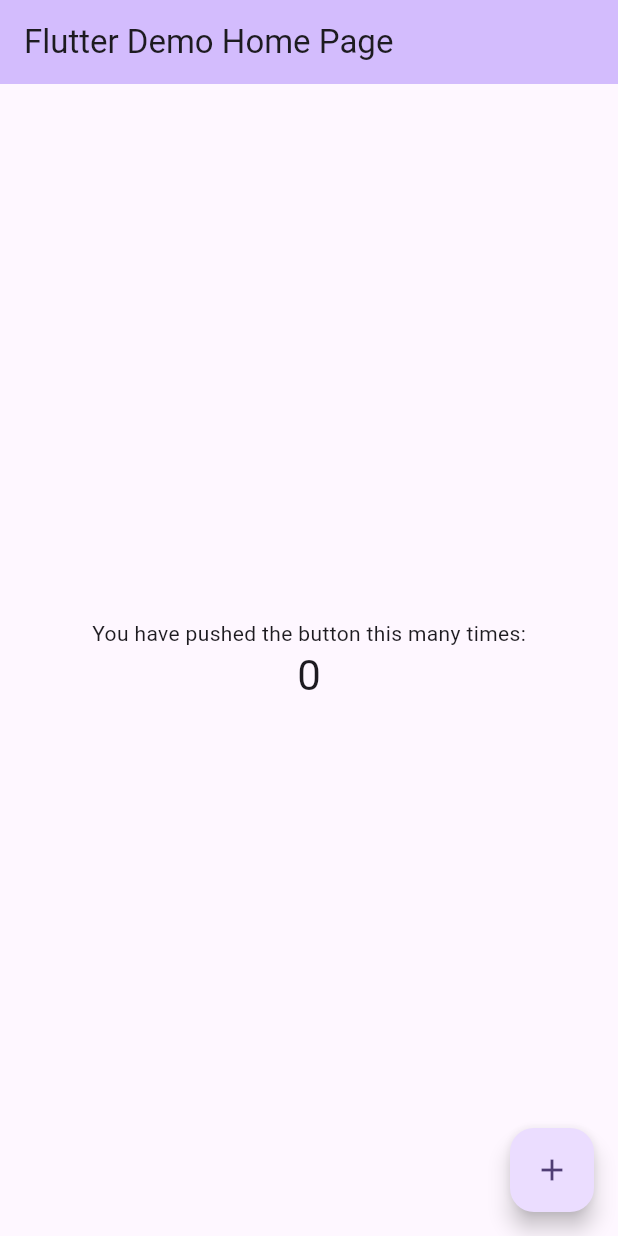
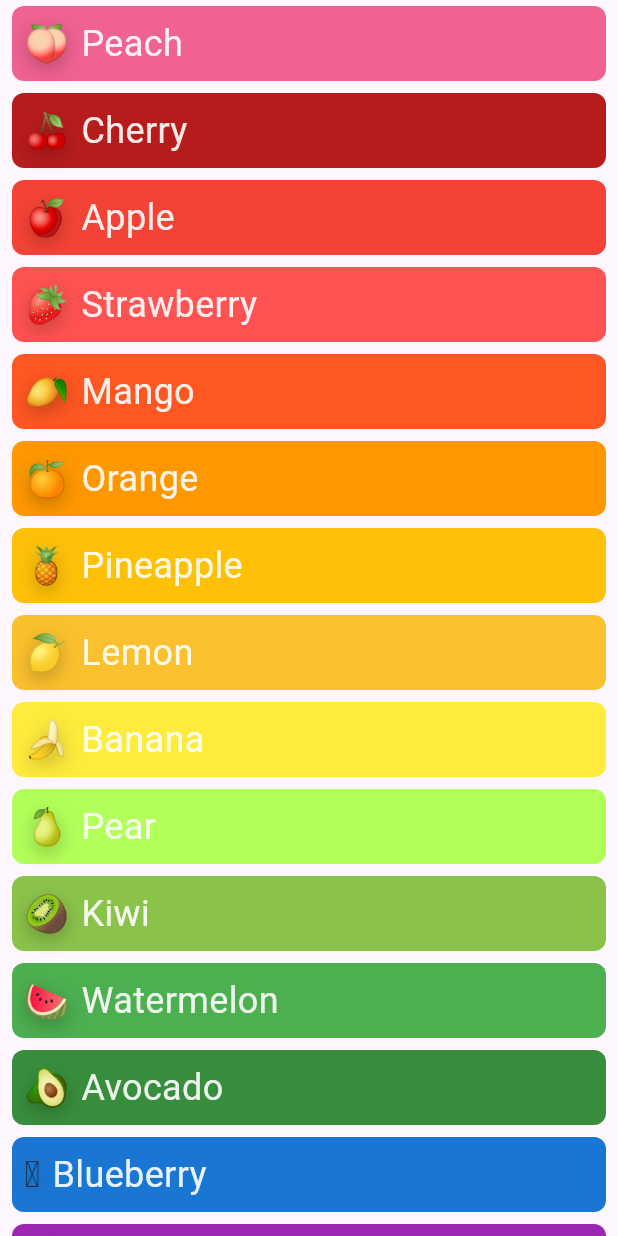
Before and after one commit to EXXETA/flutter_shake_to_report, a Flutter app: the screen it shows after launch, on a phone screen of 412 x 824 dp. Run offline on Flutter 3.47's test engine with Material 3 defaults, Android fonts, the phone set to English and light mode, and no system bars.

Commit message:
[ADD] scaffold with fruits list view
Signed-off-by: Jonas Klock <jonas.klock@exxeta.com>

```diff
--- a/lib/main.dart
+++ b/lib/main.dart
@@ -1,4 +1,5 @@
 import 'package:flutter/material.dart';
+import 'package:shake_to_report_barrier/features/shake_to_report.dart';
 
 void main() {
   runApp(const MyApp());
@@ -7,116 +8,107 @@ void main() {
 class MyApp extends StatelessWidget {
   const MyApp({super.key});
 
-  // This widget is the root of your application.
   @override
   Widget build(BuildContext context) {
     return MaterialApp(
       title: 'Flutter Demo',
       theme: ThemeData(
-        // This is the theme of your application.
-        //
-        // TRY THIS: Try running your application with "flutter run". You'll see
-        // the application has a purple toolbar. Then, without quitting the app,
-        // try changing the seedColor in the colorScheme below to Colors.green
-        // and then invoke "hot reload" (save your changes or press the "hot
-        // reload" button in a Flutter-supported IDE, or press "r" if you used
-        // the command line to start the app).
-        //
-        // Notice that the counter didn't reset back to zero; the application
-        // state is not lost during the reload. To reset the state, use hot
-        // restart instead.
-        //
-        // This works for code too, not just values: Most code changes can be
-        // tested with just a hot reload.
         colorScheme: ColorScheme.fromSeed(seedColor: Colors.deepPurple),
       ),
-      home: const MyHomePage(title: 'Flutter Demo Home Page'),
+      home: const ShakeToReportHome(),
     );
   }
 }
 
-class MyHomePage extends StatefulWidget {
-  const MyHomePage({super.key, required this.title});
-
-  // This widget is the home page of your application. It is stateful, meaning
-  // that it has a State object (defined below) that contains fields that affect
-  // how it looks.
-
-  // This class is the configuration for the state. It holds the values (in this
-  // case the title) provided by the parent (in this case the App widget) and
-  // used by the build method of the State. Fields in a Widget subclass are
-  // always marked "final".
-
-  final String title;
-
-  @override
-  State<MyHomePage> createState() => _MyHomePageState();
-}
-
-class _MyHomePageState extends State<MyHomePage> {
-  int _counter = 0;
-
-  void _incrementCounter() {
-    setState(() {
-      // This call to setState tells the Flutter framework that something has
-      // changed in this State, which causes it to rerun the build method below
-      // so that the display can reflect the updated values. If we changed
-      // _counter without calling setState(), then the build method would not be
-      // called again, and so nothing would appear to happen.
-      _counter++;
-    });
-  }
+class ShakeToReportHome extends StatelessWidget {
+  const ShakeToReportHome({super.key});
 
   @override
   Widget build(BuildContext context) {
-    // This method is rerun every time setState is called, for instance as done
-    // by the _incrementCounter method above.
-    //
-    // The Flutter framework has been optimized to make rerunning build methods
-    // fast, so that you can just rebuild anything that needs updating rather
-    // than having to individually change instances of widgets.
     return Scaffold(
-      appBar: AppBar(
-        // TRY THIS: Try changing the color here to a specific color (to
-        // Colors.amber, perhaps?) and trigger a hot reload to see the AppBar
-        // change color while the other colors stay the same.
-        backgroundColor: Theme.of(context).colorScheme.inversePrimary,
-        // Here we take the value from the MyHomePage object that was created by
-        // the App.build method, and use it to set our appbar title.
-        title: Text(widget.title),
+      body: SafeArea(
+        bottom: false,
+        child: ListView.builder(
+          itemBuilder: (_, i) => Padding(
+            padding: const EdgeInsets.symmetric(horizontal: 8, vertical: 4),
+            child: _FruitTile(fruit: _Fruit.fruits[i]),
+          ),
+          itemCount: _Fruit.fruits.length,
+        ),
       ),
-      body: Center(
-        // Center is a layout widget. It takes a single child and positions it
-        // in the middle of the parent.
-        child: Column(
-          // Column is also a layout widget. It takes a list of children and
-          // arranges them vertically. By default, it sizes itself to fit its
-          // children horizontally, and tries to be as tall as its parent.
-          //
-          // Column has various properties to control how it sizes itself and
-          // how it positions its children. Here we use mainAxisAlignment to
-          // center the children vertically; the main axis here is the vertical
-          // axis because Columns are vertical (the cross axis would be
-          // horizontal).
-          //
-          // TRY THIS: Invoke "debug painting" (choose the "Toggle Debug Paint"
-          // action in the IDE, or press "p" in the console), to see the
-          // wireframe for each widget.
-          mainAxisAlignment: MainAxisAlignment.center,
-          children: <Widget>[
-            const Text('You have pushed the button this many times:'),
+    );
+  }
+}
+
+class _FruitTile extends StatelessWidget {
+  const _FruitTile({required this.fruit});
+
+  final _Fruit fruit;
+
+  @override
+  Widget build(BuildContext context) {
+    return DecoratedBox(
+      decoration: BoxDecoration(
+        color: fruit.color,
+        borderRadius: BorderRadius.circular(8),
+      ),
+      child: Padding(
+        padding: const EdgeInsets.all(8),
+        child: Row(
+          children: [
             Text(
-              '$_counter',
-              style: Theme.of(context).textTheme.headlineMedium,
+              fruit.icon,
+              style: const TextStyle(
+                fontSize: 24,
+                shadows: [
+                  Shadow(
+                    color: Color.fromARGB(60, 0, 0, 0),
+                    offset: Offset(0, 4),
+                    blurRadius: 16,
+                  ),
+                ],
+              ),
+            ),
+            Padding(
+              padding: const EdgeInsets.only(left: 8),
+              child: Text(
+                fruit.name,
+                style: TextStyle(
+                  fontSize: 24,
+                  color: Colors.white.withValues(alpha: 0.9),
+                ),
+              ),
             ),
           ],
         ),
       ),
-      floatingActionButton: FloatingActionButton(
-        onPressed: _incrementCounter,
-        tooltip: 'Increment',
-        child: const Icon(Icons.add),
-      ), // This trailing comma makes auto-formatting nicer for build methods.
     );
   }
 }
+
+class _Fruit {
+  const _Fruit({required this.name, required this.icon, required this.color});
+
+  final String name;
+  final String icon;
+  final Color color;
+
+  static final List<_Fruit> fruits = [
+    _Fruit(name: 'Peach', icon: '🍑', color: Colors.pink.shade300),
+    _Fruit(name: 'Cherry', icon: '🍒', color: Colors.red.shade900),
+    const _Fruit(name: 'Apple', icon: '🍎', color: Colors.red),
+    const _Fruit(name: 'Strawberry', icon: '🍓', color: Colors.redAccent),
+    const _Fruit(name: 'Mango', icon: '🥭', color: Colors.deepOrange),
+    const _Fruit(name: 'Orange', icon: '🍊', color: Colors.orange),
+    const _Fruit(name: 'Pineapple', icon: '🍍', color: Colors.amber),
+    _Fruit(name: 'Lemon', icon: '🍋', color: Colors.yellow.shade700),
+    const _Fruit(name: 'Banana', icon: '🍌', color: Colors.yellow),
+    const _Fruit(name: 'Pear', icon: '🍐', color: Colors.lightGreenAccent),
+    const _Fruit(name: 'Kiwi', icon: '🥝', color: Colors.lightGreen),
+    const _Fruit(name: 'Watermelon', icon: '🍉', color: Colors.green),
+    _Fruit(name: 'Avocado', icon: '🥑', color: Colors.green.shade700),
+    _Fruit(name: 'Blueberry', icon: '🫐', color: Colors.blue.shade700),
+    const _Fruit(name: 'Grape', icon: '🍇', color: Colors.purple),
+    const _Fruit(name: 'Coconut', icon: '🥥', color: Colors.brown),
+  ];
+}
```
Also changed, not shown: lib/app.dart (added), lib/features/shake_to_report.dart (added).
